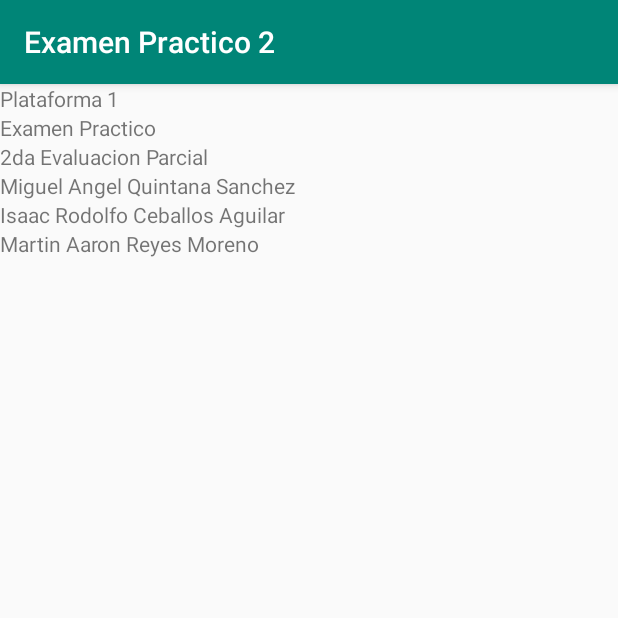
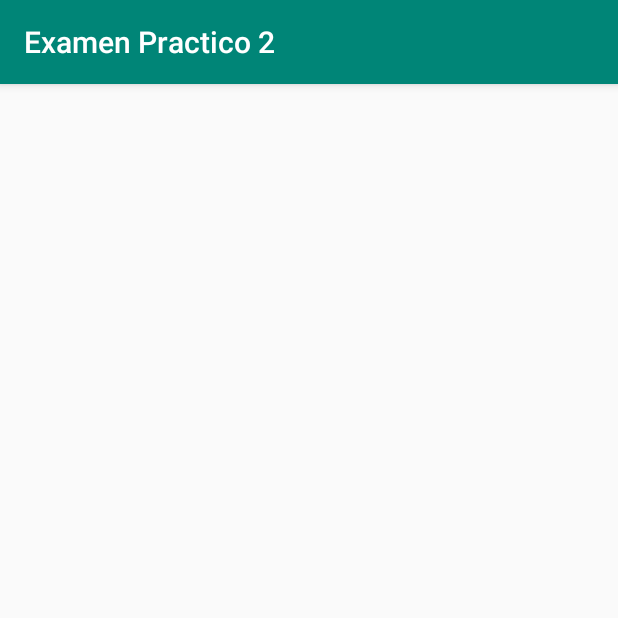
Before and after one commit to 22mike22/ExamenPractico2, an Android app: the screen it shows after launch (MainActivity), on a phone screen of 412 x 824 dp, the top half of it. Run offline under Robolectric (Android 15) with nearby library versions, the light colour scheme and no system bars.

Commit message:
Update activity_main.xml

```diff
--- a/app/src/main/res/layout/activity_main.xml
+++ b/app/src/main/res/layout/activity_main.xml
@@ -7,39 +7,6 @@
     android:layout_height="match_parent"
     tools:context=".MainActivity" >
 
-    <TextView
-        android:id="@+id/textView"
-        android:layout_width="match_parent"
-        android:layout_height="wrap_content"
-        android:text="Plataforma 1" />
 
-    <TextView
-        android:id="@+id/textView2"
-        android:layout_width="match_parent"
-        android:layout_height="wrap_content"
-        android:text="Examen Practico" />
 
-    <TextView
-        android:id="@+id/textView3"
-        android:layout_width="match_parent"
-        android:layout_height="wrap_content"
-        android:text="2da Evaluacion Parcial" />
-
-    <TextView
-        android:id="@+id/textView4"
-        android:layout_width="match_parent"
-        android:layout_height="wrap_content"
-        android:text="Miguel Angel Quintana Sanchez" />
-
-    <TextView
-        android:id="@+id/textView5"
-        android:layout_width="match_parent"
-        android:layout_height="wrap_content"
-        android:text="Isaac Rodolfo Ceballos Aguilar" />
-
-    <TextView
-        android:id="@+id/textView6"
-        android:layout_width="match_parent"
-        android:layout_height="wrap_content"
-        android:text="Martin Aaron Reyes Moreno" />
 </LinearLayout>
```
